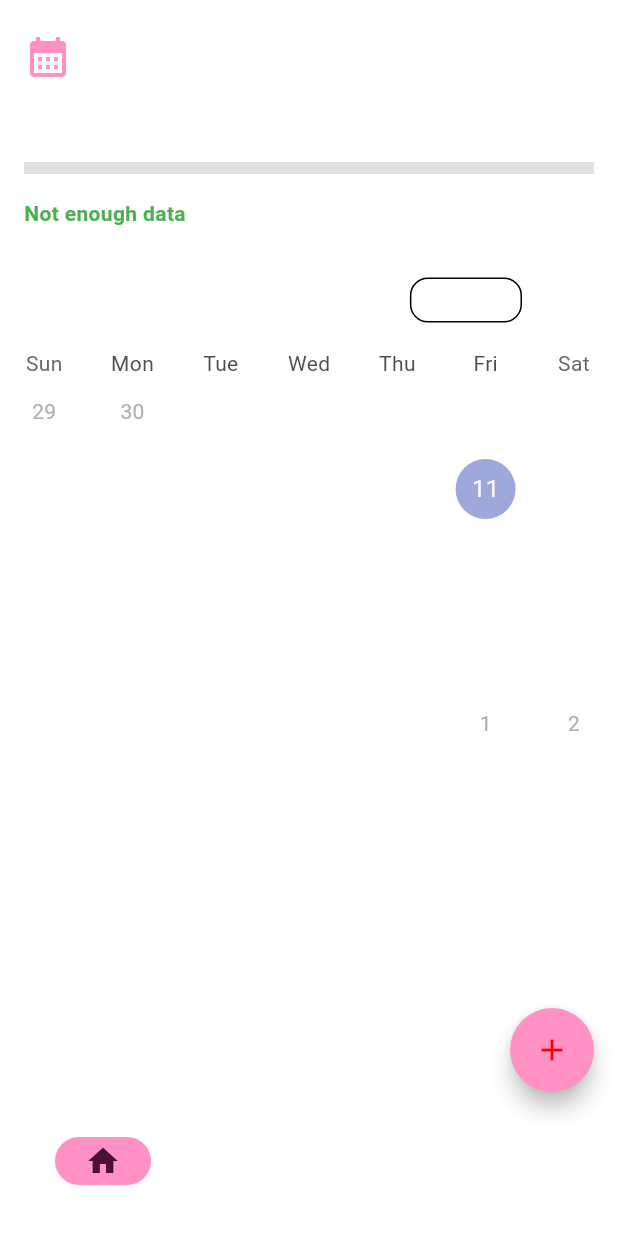
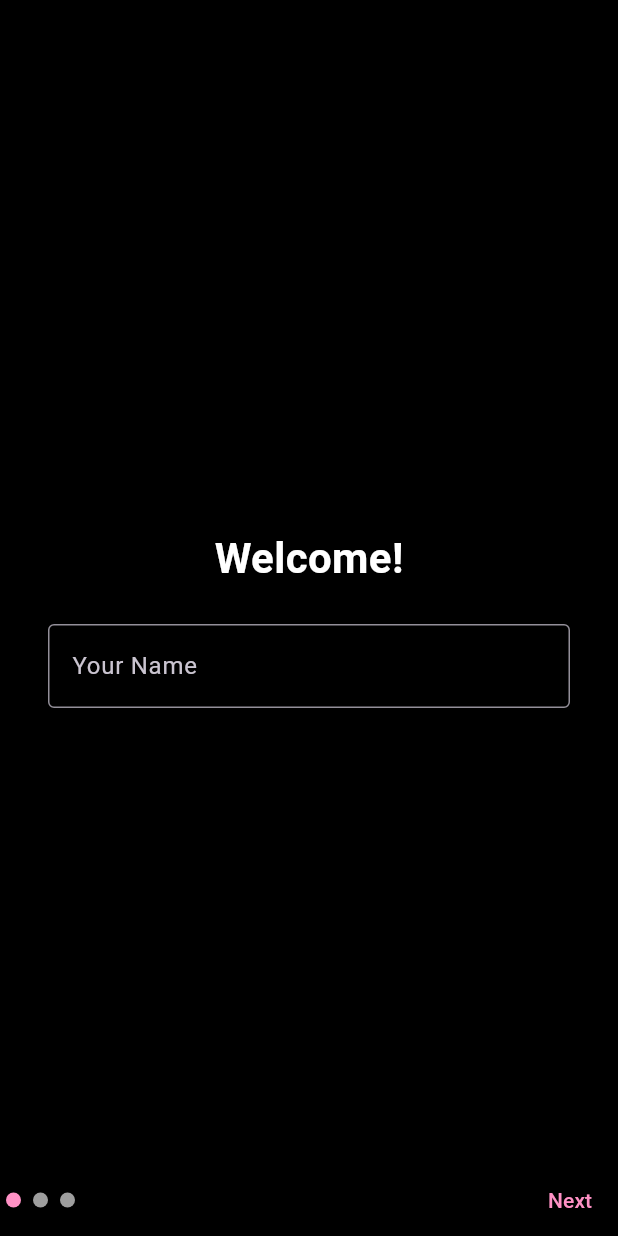
Before and after one commit to lebaaar/period_tracker, a Flutter app: the screen it shows after launch, on a phone screen of 412 x 824 dp. Run offline on Flutter 3.47's test engine with Material 3 defaults, Android fonts, the phone set to English and light mode, and no system bars; drawn by our look-alikes of table_calendar; our stand-ins replace go_router, shared_preferences, sqflite; accounts and stored records are empty.

Commit message:
onboarding with shared preferences, update theme colors, app bar

```diff
--- a/lib/main.dart
+++ b/lib/main.dart
@@ -1,47 +1,83 @@
 import 'package:flutter/material.dart';
+import 'package:flutter/services.dart';
 import 'package:go_router/go_router.dart';
+import 'package:period_tracker/pages/onboarding_screen.dart';
 import 'package:period_tracker/period_provider.dart';
 import 'package:period_tracker/theme.dart';
 import 'package:provider/provider.dart';
+import 'package:shared_preferences/shared_preferences.dart';
 import 'pages/home_page.dart';
 import 'pages/insights_page.dart';
 import 'pages/profile_page.dart';
 import 'pages/log_period_page.dart';
 
-void main() {
+Future<void> main() async {
+  WidgetsFlutterBinding.ensureInitialized();
+
+  // Set system UI overlay style globally
+  SystemChrome.setSystemUIOverlayStyle(
+    const SystemUiOverlayStyle(
+      statusBarColor: Colors.transparent, // Background behind status bar (top)
+      statusBarBrightness:
+          Brightness.dark, // iOS: dark status bar content (light icons/text)
+      statusBarIconBrightness:
+          Brightness.light, // Android: light icons (dark background)
+      systemNavigationBarColor:
+          Colors.red, // Android: background color of bottom navigation bar
+      systemNavigationBarDividerColor:
+          Colors.black, // Android: divider above nav bar (rarely needed)
+      systemNavigationBarIconBrightness:
+          Brightness.light, // Android: light icons for dark nav bar
+      systemStatusBarContrastEnforced:
+          false, // Android 10+: disable forced contrast (allows custom styling)
+      systemNavigationBarContrastEnforced:
+          false, // Android 10+: disable forced contrast
+    ),
+  );
+
+  final prefs = await SharedPreferences.getInstance();
+  bool onBoardingComplete = prefs.getBool('onboarding_complete') ?? false;
+  onBoardingComplete = false;
+
   runApp(
     MultiProvider(
       providers: [ChangeNotifierProvider(create: (_) => PeriodProvider())],
-      child: PeriodTrackerApp(),
+      child: PeriodTrackerApp(showOnboarding: !onBoardingComplete),
     ),
   );
 }
 
-final GoRouter _router = GoRouter(
-  initialLocation: '/',
+class PeriodTrackerApp extends StatelessWidget {
+  const PeriodTrackerApp({super.key, required this.showOnboarding});
+  final bool showOnboarding;
+
+  @override
+  Widget build(BuildContext context) {
+    final GoRouter router = GoRouter(
+      initialLocation: showOnboarding ? '/onboarding' : '/',
       routes: [
         GoRoute(
           path: '/',
           builder: (context, state) => const MainNavigation(),
           routes: [
             GoRoute(
-          path: 'log',
+              path: '/log',
               builder: (context, state) => const LogPeriodPage(),
             ),
           ],
         ),
+        GoRoute(
+          path: '/onboarding',
+          builder: (context, state) => const OnboardingScreen(),
+        ),
       ],
     );
 
-class PeriodTrackerApp extends StatelessWidget {
-  const PeriodTrackerApp({super.key});
-
-  @override
-  Widget build(BuildContext context) {
     return MaterialApp.router(
       title: 'Period Tracker',
       theme: appTheme,
-      routerConfig: _router,
+      routerConfig: router,
+      debugShowCheckedModeBanner: false,
     );
   }
 }
@@ -55,12 +91,20 @@ class MainNavigation extends StatefulWidget {
 
 class _MainNavigationState extends State<MainNavigation> {
   int _selectedIndex = 0;
+  final pages = [HomePage(), InsightsPage(), ProfilePage()];
+  final List<String> appBarTitles = ['Home', 'Insights', 'Profile'];
 
   @override
   Widget build(BuildContext context) {
-    final pages = [HomePage(), InsightsPage(), ProfilePage()];
-
     return Scaffold(
+      appBar: AppBar(
+        title: Text(
+          appBarTitles[_selectedIndex],
+          style: TextStyle(color: Theme.of(context).colorScheme.onSurface),
+        ),
+        centerTitle: true,
+        backgroundColor: Colors.transparent,
+      ),
       body: pages[_selectedIndex],
       bottomNavigationBar: NavigationBar(
         destinations: <Widget>[
--- /dev/null
+++ b/lib/pages/onboarding_screen.dart
@@ -0,0 +1,179 @@
+import 'package:flutter/material.dart';
+import 'package:go_router/go_router.dart';
+import 'package:period_tracker/shared_preferences/shared_preferences.dart';
+
+class OnboardingScreen extends StatefulWidget {
+  const OnboardingScreen({super.key});
+
+  @override
+  State<OnboardingScreen> createState() => _OnboardingScreenState();
+}
+
+class _OnboardingScreenState extends State<OnboardingScreen> {
+  final PageController _controller = PageController();
+  int _currentPage = 0;
+
+  final TextEditingController _nameController = TextEditingController();
+  final TextEditingController _cycleLengthController = TextEditingController();
+  final TextEditingController _periodLengthController = TextEditingController();
+  DateTime? _lastPeriodDate;
+
+  @override
+  Widget build(BuildContext context) {
+    return SafeArea(
+      child: Scaffold(
+        body: PageView(
+          controller: _controller,
+          physics: const NeverScrollableScrollPhysics(),
+          onPageChanged: (index) {
+            setState(() {
+              _currentPage = index;
+            });
+          },
+          children: [
+            // Page 1: Welcome + name input
+            Padding(
+              padding: const EdgeInsets.all(32.0),
+              child: Column(
+                mainAxisAlignment: MainAxisAlignment.center,
+                children: [
+                  const Text(
+                    'Welcome!',
+                    style: TextStyle(fontSize: 28, fontWeight: FontWeight.bold),
+                  ),
+                  const SizedBox(height: 24),
+                  TextField(
+                    controller: _nameController,
+                    textCapitalization:
+                        TextCapitalization.words, // Capitalize each word
+                    decoration: const InputDecoration(
+                      labelText: 'Your Name',
+                      border: OutlineInputBorder(),
+                    ),
+                  ),
+                ],
+              ),
+            ),
+            // Page 2: Cycle and period length input
+            Padding(
+              padding: const EdgeInsets.all(32.0),
+              child: Column(
+                mainAxisAlignment: MainAxisAlignment.center,
+                children: [
+                  const Text(
+                    'Cycle Info',
+                    style: TextStyle(fontSize: 24, fontWeight: FontWeight.bold),
+                  ),
+                  const SizedBox(height: 24),
+                  TextField(
+                    controller: _cycleLengthController,
+                    keyboardType: TextInputType.number,
+                    decoration: const InputDecoration(
+                      labelText: 'Average Cycle Length (days)',
+                      border: OutlineInputBorder(),
+                    ),
+                  ),
+                  const SizedBox(height: 16),
+                  TextField(
+                    controller: _periodLengthController,
+                    keyboardType: TextInputType.number,
+                    decoration: const InputDecoration(
+                      labelText: 'Average Period Length (days)',
+                      border: OutlineInputBorder(),
+                    ),
+                  ),
+                ],
+              ),
+            ),
+            // Page 3: Last period date picker
+            Padding(
+              padding: const EdgeInsets.all(32.0),
+              child: Column(
+                mainAxisAlignment: MainAxisAlignment.center,
+                children: [
+                  const Text(
+                    'Last Period',
+                    style: TextStyle(fontSize: 24, fontWeight: FontWeight.bold),
+                  ),
+                  const SizedBox(height: 24),
+                  Builder(
+                    builder: (context) {
+                      // Hide keyboard when this page is built
+                      FocusScope.of(context).unfocus();
+                      return CalendarDatePicker(
+                        initialDate: _lastPeriodDate ?? DateTime.now(),
+                        firstDate: DateTime(2000),
+                        lastDate: DateTime.now(),
+                        onDateChanged: (picked) {
+                          setState(() {
+                            _lastPeriodDate = picked;
+                          });
+                        },
+                      );
+                    },
+                  ),
+                  const SizedBox(height: 16),
+                  // TODO: Display selected date localized using intl
+                  Text(
+                    _lastPeriodDate == null
+                        ? 'No date selected'
+                        : 'My last period started on: ${_lastPeriodDate!.year}-${_lastPeriodDate!.month.toString().padLeft(2, '0')}-${_lastPeriodDate!.day.toString().padLeft(2, '0')}',
+                    style: Theme.of(context).textTheme.bodyMedium,
+                  ),
+                ],
+              ),
+            ),
+          ],
+        ),
+        bottomSheet: Row(
+          mainAxisAlignment: MainAxisAlignment.spaceBetween,
+          children: [
+            if (_currentPage > 0)
+              TextButton(
+                onPressed: () {
+                  _controller.previousPage(
+                    duration: const Duration(milliseconds: 300),
+                    curve: Curves.easeIn,
+                  );
+                },
+                child: const Text('Back'),
+              ),
+            Row(
+              children: List.generate(
+                3,
+                (index) => Container(
+                  margin: const EdgeInsets.all(4),
+                  width: 10,
+                  height: 10,
+                  decoration: BoxDecoration(
+                    color: _currentPage == index
+                        ? Theme.of(context).colorScheme.primary
+                        : Colors.grey,
+                    shape: BoxShape.circle,
+                  ),
+                ),
+              ),
+            ),
+            TextButton(
+              onPressed: () {
+                if (_currentPage < 2) {
+                  _controller.nextPage(
+                    duration: const Duration(milliseconds: 300),
+                    curve: Curves.easeIn,
+                  );
+                } else {
+                  // TODO: Save onboarding data to db
+                  // Update shared preferences
+                  setOnboaringValue(true);
+                  // Navigate to home screen
+                  context.go('/');
+                }
+              },
+              child: Text(_currentPage < 2 ? 'Next' : 'Get Started'),
+            ),
+          ],
+        ),
+      ),
+    );
+  }
+}
--- a/lib/theme.dart
+++ b/lib/theme.dart
@@ -5,9 +5,9 @@ final ColorScheme colorScheme = ColorScheme.dark(
   brightness: Brightness.dark,
 
   primary: Color(0xFFFF91C5),
-  onPrimary: Color(0xFF4A1135),
-  primaryContainer: Color(0xFF752C56),
-  onPrimaryContainer: const Color.fromARGB(255, 255, 0, 0),
+  onPrimary: Colors.black,
+  primaryContainer: Colors.black,
+  onPrimaryContainer: Colors.black,
 
   // TBD - when creating calendar highlighting...
   secondary: Color(0xFFB1A6C9),
@@ -27,10 +27,10 @@ final ColorScheme colorScheme = ColorScheme.dark(
   errorContainer: Color(0xFF93000A),
   onErrorContainer: Color(0xFFFFDAD6),
 
-  surface: Color(0x00000000),
+  surface: Colors.black,
   onSurface: Colors.white,
   surfaceContainerHighest: Color(0xFF49454F),
-  onSurfaceVariant: Color.fromARGB(255, 255, 255, 255),
+  onSurfaceVariant: Color(0xFFCAC4D0),
 
   outline: Color(0xFF938F99),
   outlineVariant: Color(0xFF49454F),
```
Also changed, not shown: lib/shared_preferences/shared_preferences.dart (added, +11 -0 lines), 1 other file. Lines whose indentation alone changed are shown as unchanged.
